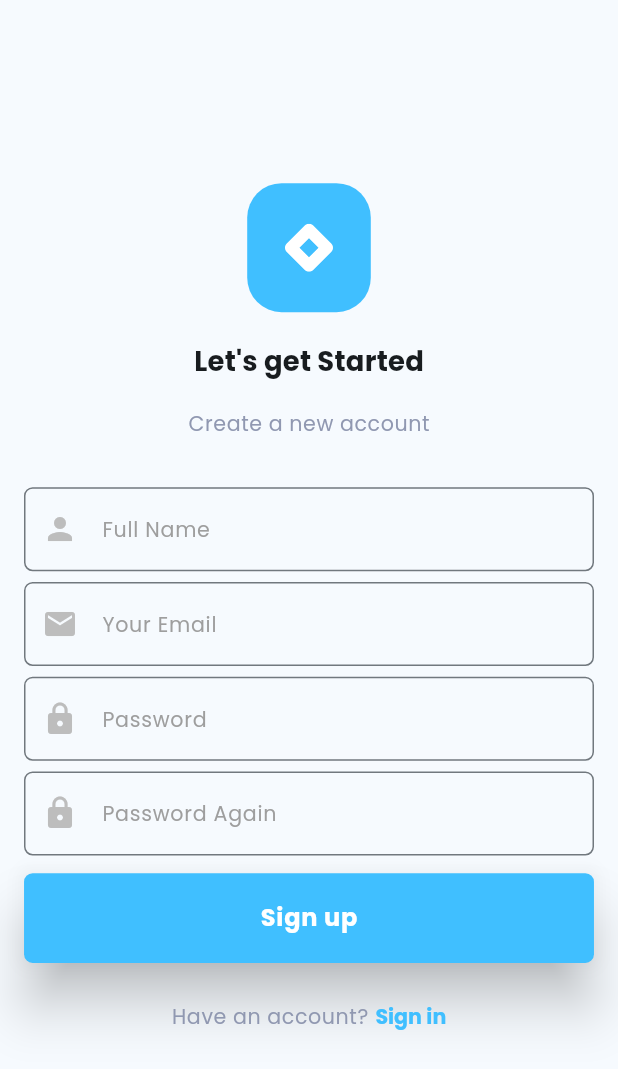
After one commit to Suleyman98/E-com, a Flutter app: the LoginScreen screen opened directly, on a phone screen of 412 x 824 dp. The commit adds this screen. Shown: the top 1069 px of the screen. Run offline on Flutter 3.47's test engine with Material 2 defaults, Android fonts, the phone set to English and light mode, and no system bars; our stand-ins replace flutter_screenutil, flutter_svg, google_fonts.

Commit message:
login screen done

```diff
--- a/lib/app/app_text.dart
+++ b/lib/app/app_text.dart
@@ -9,7 +9,10 @@ class AppTexts {
   static const String confirmPass = 'Password Again';
   static const String forgotPass = 'Forgot Password';
   static const String dontHaveAccount = "Don't have an account?";
+  static const String haveAccount = "Have an account?";
   static const String register = "Register";
+  static const String getStarted = "Let's get Started";
+  static const String newAccount = "Create a new account";
 
   static const String googleLogin = 'Login with Google';
   static const String fbLogin = 'Login with Facebook';
--- /dev/null
+++ b/lib/presentation/pages/login/screens/login_screen.dart
@@ -0,0 +1,40 @@
+import 'package:flutter/material.dart';
+import 'package:shopping_app/app/app_sized_box.dart';
+
+import 'package:shopping_app/presentation/pages/widgets/logo_container.dart';
+
+import '../../widgets/sign_up_form.dart';
+import '../widgets/get_started_title.dart';
+import '../widgets/new_acc_subtitle.dart';
+import '../widgets/sign_in_button.dart';
+import '../widgets/sign_up_button.dart';
+
+class LoginScreen extends StatelessWidget {
+  const LoginScreen({super.key});
+
+  @override
+  Widget build(BuildContext context) {
+    return Scaffold(
+      body: SafeArea(
+        child: Center(
+          child: Column(
+            mainAxisAlignment: MainAxisAlignment.center,
+            children: [
+              const LogoContainer(),
+              AppSizedbox.h16,
+              const GetStartedTitle(),
+              AppSizedbox.h16,
+              const NewAccountSubtitle(),
+              AppSizedbox.h28,
+              const SignUpForm(),
+              AppSizedbox.h10,
+              const SignUpButton(),
+              AppSizedbox.h10,
+              const AlreadySignInButton(),
+            ],
+          ),
+        ),
+      ),
+    );
+  }
+}
--- /dev/null
+++ b/lib/presentation/pages/login/widgets/confirm_password_input.dart
@@ -0,0 +1,14 @@
+import 'package:flutter/material.dart';
+
+import '../../widgets/custom_form_field.dart';
+
+class ConfirmPasswordInput extends StatelessWidget {
+  const ConfirmPasswordInput({
+    super.key,
+  });
+
+  @override
+  Widget build(BuildContext context) {
+    return const CustomFormField(hint: 'Password Again', icon: Icons.lock);
+  }
+}
--- /dev/null
+++ b/lib/presentation/pages/login/widgets/email_input.dart
@@ -0,0 +1,14 @@
+import 'package:flutter/material.dart';
+
+import '../../widgets/custom_form_field.dart';
+
+class EmailInput extends StatelessWidget {
+  const EmailInput({
+    super.key,
+  });
+
+  @override
+  Widget build(BuildContext context) {
+    return const CustomFormField(hint: 'Your Email', icon: Icons.email);
+  }
+}
--- /dev/null
+++ b/lib/presentation/pages/login/widgets/full_name_input.dart
@@ -0,0 +1,14 @@
+import 'package:flutter/material.dart';
+
+import '../../widgets/custom_form_field.dart';
+
+class FullNameInput extends StatelessWidget {
+  const FullNameInput({
+    super.key,
+  });
+
+  @override
+  Widget build(BuildContext context) {
+    return const CustomFormField(hint: 'Full Name', icon: Icons.person);
+  }
+}
--- /dev/null
+++ b/lib/presentation/pages/login/widgets/get_started_title.dart
@@ -0,0 +1,15 @@
+import 'package:flutter/material.dart';
+
+import '../../../../app/app_text.dart';
+import '../../widgets/custom_medium_title.dart';
+
+class GetStartedTitle extends StatelessWidget {
+  const GetStartedTitle({
+    super.key,
+  });
+
+  @override
+  Widget build(BuildContext context) {
+    return const CustomMediumTitle(title: AppTexts.getStarted);
+  }
+}
--- /dev/null
+++ b/lib/presentation/pages/login/widgets/new_acc_subtitle.dart
@@ -0,0 +1,15 @@
+import 'package:flutter/material.dart';
+
+import '../../../../app/app_text.dart';
+import '../../widgets/custom_small_subtitle.dart';
+
+class NewAccountSubtitle extends StatelessWidget {
+  const NewAccountSubtitle({
+    super.key,
+  });
+
+  @override
+  Widget build(BuildContext context) {
+    return const CustomSmallSubtitle(subtitle: AppTexts.newAccount);
+  }
+}
--- /dev/null
+++ b/lib/presentation/pages/login/widgets/password_input.dart
@@ -0,0 +1,14 @@
+import 'package:flutter/material.dart';
+
+import '../../widgets/custom_form_field.dart';
+
+class PasswordInput extends StatelessWidget {
+  const PasswordInput({
+    super.key,
+  });
+
+  @override
+  Widget build(BuildContext context) {
+    return const CustomFormField(hint: 'Password', icon: Icons.lock);
+  }
+}
--- /dev/null
+++ b/lib/presentation/pages/login/widgets/sign_in_button.dart
@@ -0,0 +1,35 @@
+import 'package:flutter/material.dart';
+import 'package:flutter_screenutil/flutter_screenutil.dart';
+
+import '../../../../app/app_colors.dart';
+import '../../../../app/app_sized_box.dart';
+import '../../../../app/app_text.dart';
+import '../../widgets/custom_small_subtitle.dart';
+
+class AlreadySignInButton extends StatelessWidget {
+  const AlreadySignInButton({
+    super.key,
+  });
+
+  @override
+  Widget build(BuildContext context) {
+    return TextButton(
+        style: ElevatedButton.styleFrom(fixedSize: Size(250.w, 20.h)),
+        onPressed: () {},
+        child: Row(
+          mainAxisAlignment: MainAxisAlignment.center,
+          crossAxisAlignment: CrossAxisAlignment.center,
+          children: [
+            const CustomSmallSubtitle(subtitle: AppTexts.haveAccount),
+            AppSizedbox.w4,
+            Text(
+              AppTexts.sign,
+              style: Theme.of(context)
+                  .textTheme
+                  .headlineMedium!
+                  .copyWith(color: AppColors.primaryColor, fontSize: 12.sp),
+            )
+          ],
+        ));
+  }
+}
--- /dev/null
+++ b/lib/presentation/pages/login/widgets/sign_up_button.dart
@@ -0,0 +1,17 @@
+import 'package:flutter/cupertino.dart';
+
+import '../../../../app/app_size.dart';
+import '../../../../app/app_text.dart';
+import '../../widgets/custom_elevated_button.dart';
+
+class SignUpButton extends StatelessWidget {
+  const SignUpButton({
+    super.key,
+  });
+
+  @override
+  Widget build(BuildContext context) {
+    return CustomElevatedButton(
+        label: AppTexts.singUp, size: AppSize.elevatedButtonSize(context));
+  }
+}
--- a/lib/presentation/pages/sign_up/screens/signup_screen.dart
+++ b/lib/presentation/pages/sign_up/screens/signup_screen.dart
@@ -21,6 +21,7 @@ class SignUpScreen extends StatelessWidget {
         child: SafeArea(
           child: Center(
             child: Column(
+              mainAxisAlignment: MainAxisAlignment.center,
               children: [
                 AppSizedbox.h28,
                 AppSizedbox.h10,
--- /dev/null
+++ b/lib/presentation/pages/widgets/sign_up_form.dart
@@ -0,0 +1,32 @@
+import 'package:flutter/material.dart';
+
+import '../../../app/app_padings.dart';
+import '../../../app/app_sized_box.dart';
+import '../login/widgets/confirm_password_input.dart';
+import '../login/widgets/email_input.dart';
+import '../login/widgets/full_name_input.dart';
+import '../login/widgets/password_input.dart';
+
+class SignUpForm extends StatelessWidget {
+  const SignUpForm({
+    super.key,
+  });
+
+  @override
+  Widget build(BuildContext context) {
+    return Padding(
+      padding: AppPaddings.h16,
+      child: Form(
+        child: Column(children: [
+          const FullNameInput(),
+          AppSizedbox.h6,
+          const EmailInput(),
+          AppSizedbox.h6,
+          const PasswordInput(),
+          AppSizedbox.h6,
+          const ConfirmPasswordInput(),
+        ]),
+      ),
+    );
+  }
+}
```
